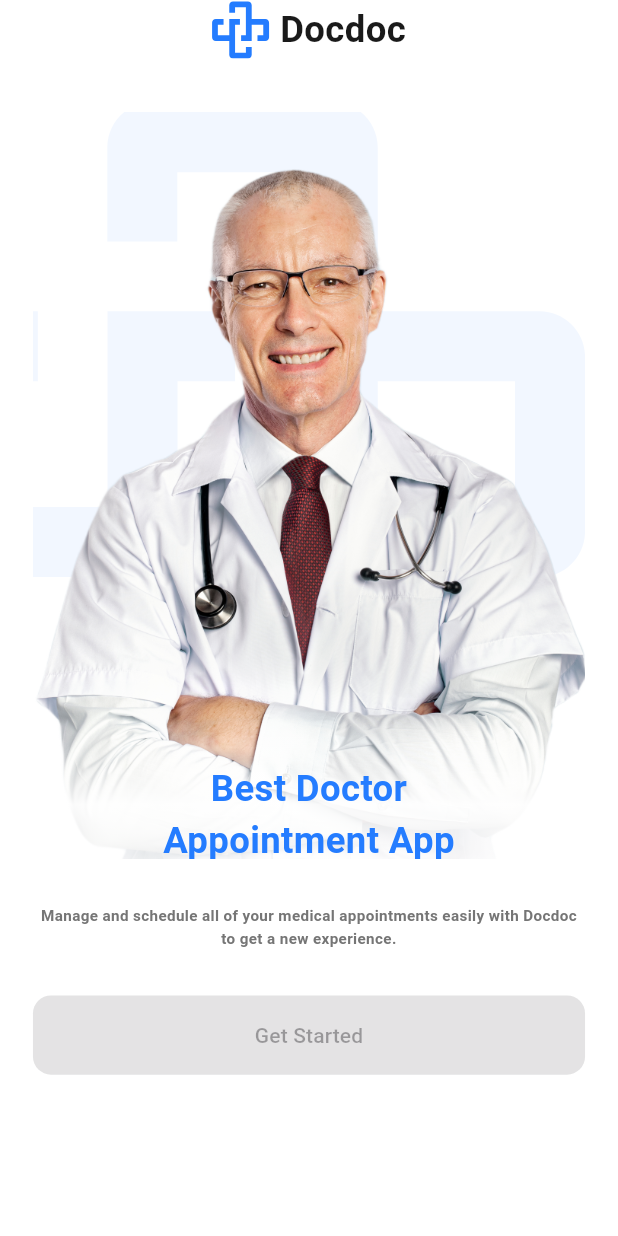
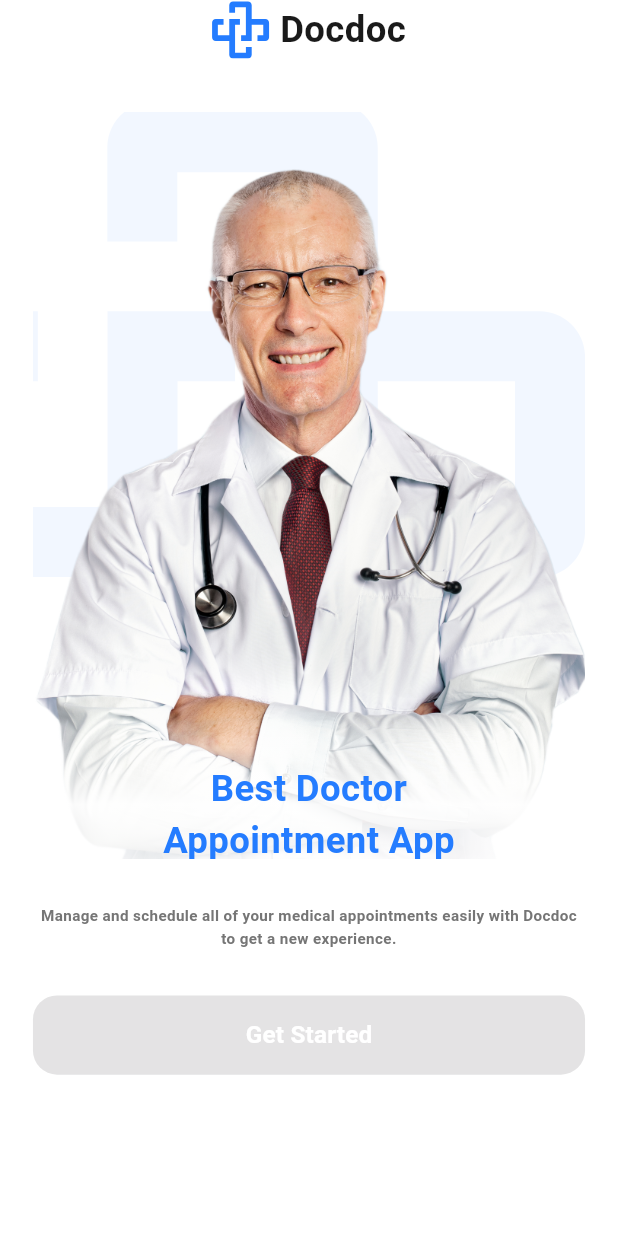
Before and after one commit to khalidabdelrazk/MonHopital, a Flutter app: the screen it shows after launch, on a phone screen of 412 x 824 dp. Run offline on Flutter 3.47's test engine with Material 3 defaults, Android fonts, the phone set to English and light mode, and no system bars; our stand-ins replace flutter_screenutil, flutter_svg.

Commit message:
finished on boarding

```diff
--- a/lib/core/theming/app_style.dart
+++ b/lib/core/theming/app_style.dart
@@ -23,4 +23,9 @@ class AppStyle {
     fontWeight: FontWeight.w600,
     color: AppColors.gray,
   );
+  static TextStyle lightSimiBold16 = TextStyle(
+    fontSize: 16.sp,
+    fontWeight: FontWeight.w600,
+    color: AppColors.light,
+  );
 }
--- a/lib/core/widgets/cutom_elevated_button.dart
+++ b/lib/core/widgets/cutom_elevated_button.dart
@@ -1,19 +1,26 @@
 import 'package:flutter/material.dart';
+import 'package:flutter_screenutil/flutter_screenutil.dart';
 import 'package:mon_hopital/core/theming/app_colors.dart';
 
 class CustomElevatedButton extends StatelessWidget {
-  final String child;
+  final Widget body;
+  final Color? color;
   final Color? backgroundColor;
-  final VoidCallback? onPressed;
-  final double? width, height;
+  final int? borderRadius;
+  final void Function()? onPressed;
+  final double width, height;
 
-  const CustomElevatedButton({
+  CustomElevatedButton({
     super.key,
-    required this.child,
+    required this.body,
     this.onPressed,
-    this.width,
-    this.height, this.backgroundColor,
-  });
+    this.color,
+    this.backgroundColor,
+    this.borderRadius,
+    this.width = double.infinity,
+    double? height,
+  }) : height = height ?? 52.h;
+
 
   @override
   Widget build(BuildContext context) {
@@ -21,13 +28,21 @@ class CustomElevatedButton extends StatelessWidget {
       width: width,
       height: height,
       child: ElevatedButton(
+        style: ElevatedButton.styleFrom(
+          backgroundColor: backgroundColor ?? AppColors.primaryBlueColor,
+          elevation: 0,
+          shape: RoundedRectangleBorder(
+            borderRadius: BorderRadius.circular(16),
+            side: borderRadius?.toDouble() != null
+                ? BorderSide(
+                    width: borderRadius?.toDouble() ?? 0,
+                    color: Theme.of(context).primaryColor,
+                  )
+                : BorderSide.none,
+          ),
+        ),
         onPressed: onPressed,
-        style: ElevatedButton.styleFrom(
-          padding: const EdgeInsets.symmetric(vertical: 12, horizontal: 16),
-          backgroundColor: backgroundColor ?? AppColors.primaryBlueColor,
-          shape: RoundedRectangleBorder(borderRadius: BorderRadius.circular(12)),
-        ),
-        child: Text(child),
+        child: body,
       ),
     );
   }
--- a/lib/features/on boarding/onboarding_screen.dart
+++ b/lib/features/on boarding/onboarding_screen.dart
@@ -34,7 +34,7 @@ class OnboardingScreen extends StatelessWidget {
                   height: 52.h,
                   width: double.infinity,
                   backgroundColor: AppColors.primaryBlueColor,
-                  child: "Get Started",
+                  body: Text("Get Started",style: AppStyle.lightSimiBold16,),
                 ),
               ],
             ),
```
